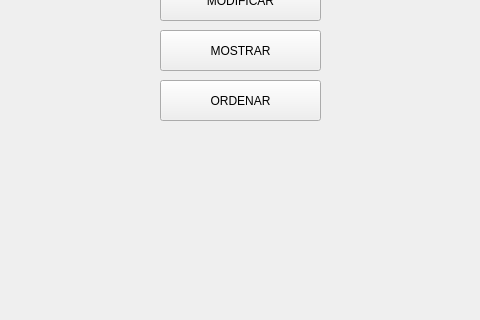
Above: Proyecto_v1/menu_dialog.ui from sndr1345v2/Algoritmia-Proyecto before the change; both pictures show x 280 to 760 and y 140 to 460 of the 1080 by 556 pixel window. Below: the same form after it.
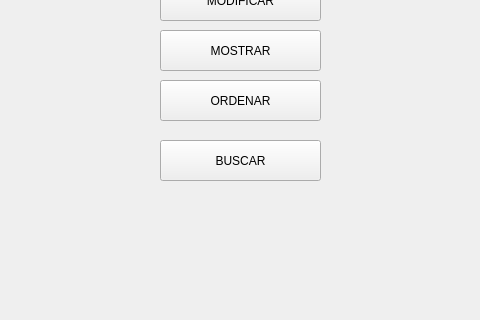
That is the form after the change.

Patch:
```diff
--- a/Proyecto_v1/menu_dialog.ui
+++ b/Proyecto_v1/menu_dialog.ui
@@ -65,6 +65,19 @@
     <string>ORDENAR</string>
    </property>
   </widget>
+  <widget class="QPushButton" name="boton_buscar">
+   <property name="geometry">
+    <rect>
+     <x>440</x>
+     <y>280</y>
+     <width>161</width>
+     <height>41</height>
+    </rect>
+   </property>
+   <property name="text">
+    <string>BUSCAR</string>
+   </property>
+  </widget>
  </widget>
  <resources/>
  <connections/>
```
